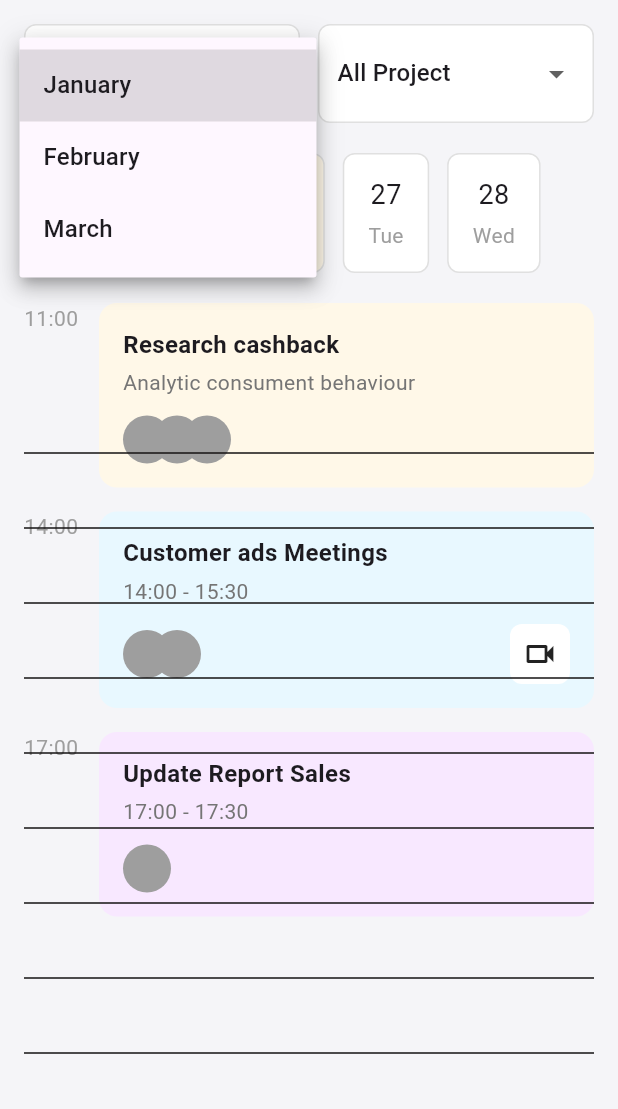
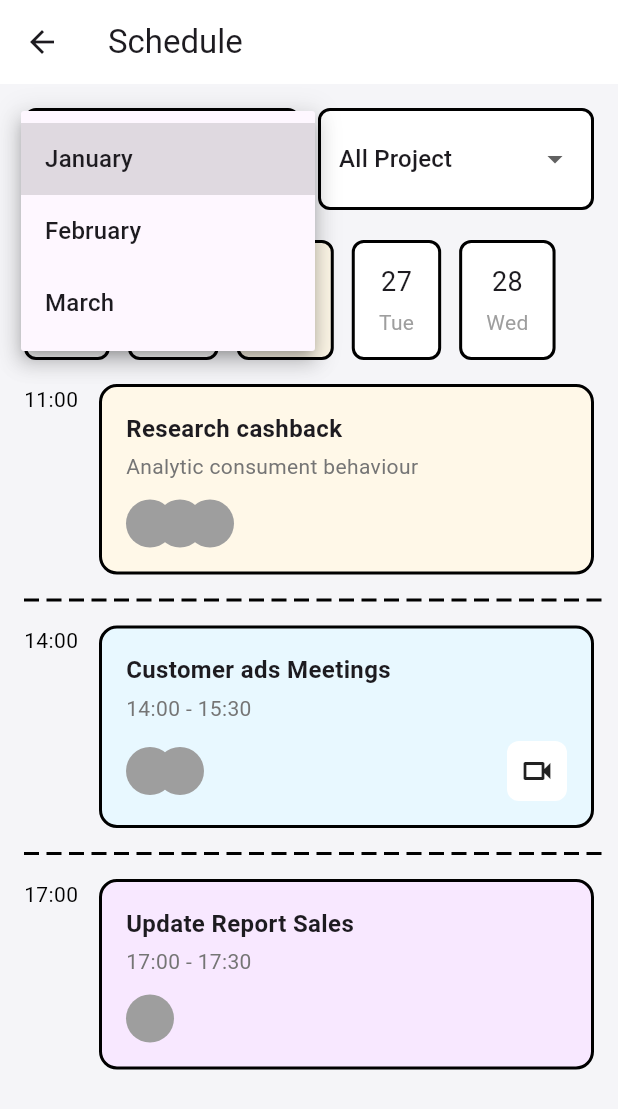
Before and after one commit to paolojoaquinp/todo_app, a Flutter app: the SchedulePage screen opened directly, after a tap on "January", on a phone screen of 412 x 824 dp. Shown: the top 1109 px of the screen. Run offline on Flutter 3.47's test engine with Material 3 defaults, Android fonts, the phone set to English and light mode, and no system bars; our stand-ins replace bloc, equatable, flutter_bloc.

Commit message:
feat: open, done tabs. schedule page.
In this commit we create the open and done tabs. We created the dashed line for schedule page and finally refactoring all the order of the pages.
Some fixed of the colors in all the pages

```diff
--- a/lib/features/home_page/presenter/children/in_progress_tasks/presenter/widgets/task_card.dart
+++ b/lib/features/home_page/presenter/children/in_progress_tasks/presenter/widgets/task_card.dart
@@ -22,6 +22,7 @@ class TaskCard extends StatelessWidget {
         side: BorderSide(width: 2, color: Colors.black),
         borderRadius: BorderRadius.circular(10),
       ),
+      color: Colors.white,
       child: Padding(
         padding: const EdgeInsets.all(16),
         child: Column(
--- a/lib/features/home_page/presenter/page/widgets/tab_views.dart
+++ b/lib/features/home_page/presenter/page/widgets/tab_views.dart
@@ -1,5 +1,7 @@
 import 'package:flutter/material.dart';
+import 'package:todo_app/features/home_page/presenter/children/done_tasks/presenter/done_tasks_tab.dart';
 import 'package:todo_app/features/home_page/presenter/children/in_progress_tasks/presenter/in_progress_tab.dart';
+import 'package:todo_app/features/home_page/presenter/children/open_tasks/presenter/open_tasks_tab.dart';
 import 'package:todo_app/features/schedule_page/presenter/page/schedule_page.dart';
 
 class TabViews extends StatelessWidget {
@@ -12,9 +14,9 @@ class TabViews extends StatelessWidget {
     return const Flexible(
       child: TabBarView(
         children: [
-          Center(child: Text("page1"),),
+          OpenTasksTab(),
           InProgressTab(),
-          SchedulePage()
+          DoneTasksTab(),
         ],
       ),
     );
--- a/lib/features/schedule_page/presenter/page/schedule_page.dart
+++ b/lib/features/schedule_page/presenter/page/schedule_page.dart
@@ -14,6 +14,10 @@ class SchedulePage extends StatelessWidget {
     return BlocProvider<ScheduleBloc>(
       create: (context) => ScheduleBloc(),
       child: Scaffold(
+        appBar: AppBar(
+          title: Text('Schedule'),
+          backgroundColor: Colors.white,
+        ),
         backgroundColor: const Color(0xFFF5F5F8),
         body: SafeArea(
           child: Padding(
@@ -57,19 +61,19 @@ class SchedulePage extends StatelessWidget {
                     },
                   ),
                 ),
-                const SizedBox(height: 20),
-                // Schedule List
                 Expanded(
-                  child: Stack(
-                    children: [
-                      ListView(
-                        children: const [
+                  child: ListView(
+                    children:  const [
                       ScheduleCard(
                         title: 'Research cashback',
                         subtitle: 'Analytic consument behaviour',
                         time: '11:00',
                         backgroundColor: Color(0xFFFFF8E8),
                         participants: 3,
+                      ),
+                      CustomPaint(
+                        size:Size(double.infinity, 2),
+                        painter: ScheduleLinePainter(),
                       ),
                       ScheduleCard(
                         title: 'Customer ads Meetings',
@@ -79,18 +83,16 @@ class SchedulePage extends StatelessWidget {
                         participants: 2,
                         hasVideoCall: true,
                       ),
+                      CustomPaint(
+                        size:Size(double.infinity, 2),
+                        painter: ScheduleLinePainter(),
+                      ),
                       ScheduleCard(
                         title: 'Update Report Sales',
                         subtitle: '17:00 - 17:30',
                         time: '17:00',
                         backgroundColor: Color(0xFFF8E8FF),
                         participants: 1,
-                          ),
-                        ],
-                      ),
-                      CustomPaint(
-                        size: Size.infinite,
-                        painter: ScheduleLinePainter(),
                       ),
                     ],
                   ),
--- a/lib/features/schedule_page/presenter/page/widgets/custom_select.dart
+++ b/lib/features/schedule_page/presenter/page/widgets/custom_select.dart
@@ -19,7 +19,7 @@ class CustomSelect extends StatelessWidget {
       decoration: BoxDecoration(
         color: Colors.white,
         borderRadius: BorderRadius.circular(8),
-        border: Border.all(color: Colors.grey.shade300),
+        border: Border.all(color: Colors.black, width: 2),
       ),
       child: DropdownButton<String>(
         value: value,
--- a/lib/features/schedule_page/presenter/page/widgets/date_card.dart
+++ b/lib/features/schedule_page/presenter/page/widgets/date_card.dart
@@ -20,7 +20,7 @@ class DateCard extends StatelessWidget {
       decoration: BoxDecoration(
         color: isSelected ? const Color(0xFFFFF8E8) : Colors.white,
         borderRadius: BorderRadius.circular(8),
-        border: Border.all(color: Colors.grey.shade300),
+        border: Border.all(color: Colors.black, width: 2),
       ),
       child: Column(
         mainAxisAlignment: MainAxisAlignment.center,
--- a/lib/features/schedule_page/presenter/page/widgets/schedule_card.dart
+++ b/lib/features/schedule_page/presenter/page/widgets/schedule_card.dart
@@ -1,5 +1,4 @@
 import 'package:flutter/material.dart';
-
 class ScheduleCard extends StatelessWidget {
   final String title;
   final String subtitle;
@@ -21,7 +20,7 @@ class ScheduleCard extends StatelessWidget {
   @override
   Widget build(BuildContext context) {
     return Container(
-      margin: const EdgeInsets.only(bottom: 16),
+      margin: const EdgeInsets.only(bottom: 16, top: 16),
       child: Row(
         crossAxisAlignment: CrossAxisAlignment.start,
         children: [
@@ -30,7 +29,7 @@ class ScheduleCard extends StatelessWidget {
             child: Text(
               time,
               style: const TextStyle(
-                color: Colors.grey,
+                color: Colors.black,
                 fontSize: 14,
               ),
             ),
@@ -41,6 +40,7 @@ class ScheduleCard extends StatelessWidget {
               decoration: BoxDecoration(
                 color: backgroundColor,
                 borderRadius: BorderRadius.circular(12),
+                border: Border.all(color: Colors.black, width: 2)
               ),
               child: Column(
                 crossAxisAlignment: CrossAxisAlignment.start,
--- a/lib/features/schedule_page/presenter/page/widgets/schedule_line_painter.dart
+++ b/lib/features/schedule_page/presenter/page/widgets/schedule_line_painter.dart
@@ -1,20 +1,31 @@
 import 'package:flutter/material.dart';
 
 class ScheduleLinePainter extends CustomPainter {
+  const ScheduleLinePainter();
+
   @override
   void paint(Canvas canvas, Size size) {
     final paint = Paint()
-      ..color = const Color.fromARGB(255, 20, 18, 18)
-      ..strokeWidth = 1.0;
+      ..color = Colors.black
+      ..strokeWidth = 2
+      ..style = PaintingStyle.stroke;
 
-    // Draw horizontal lines
-    for (var y = 100.0; y <= size.height - 100; y += 50) {
-      canvas.drawLine(Offset(0, y), Offset(size.width, y), paint);
+    final dashWidth = 10.0;
+    final dashSpace = 5.0;
+    double startX = 0;
+
+    while (startX < size.width) {
+      canvas.drawLine(
+        Offset(startX, size.height / 2),
+        Offset(startX + dashWidth, size.height / 2),
+        paint,
+      );
+      startX += dashWidth + dashSpace; // Avanza al siguiente segmento
     }
-
-
   }
 
   @override
-  bool shouldRepaint(covariant CustomPainter oldDelegate) => false;
+  bool shouldRepaint(covariant CustomPainter oldDelegate) {
+    return false;
+  }
 }
```
Also changed, not shown: lib/features/home_page/presenter/children/done_tasks/presenter/done_tasks_tab.dart (added, +31 -0 lines), lib/features/home_page/presenter/children/open_tasks/presenter/open_tasks_tab.dart (added, +31 -0 lines), lib/features/home_page/presenter/page/home_page.dart (+6 -2 lines). Lines whose indentation alone changed are shown as unchanged.
